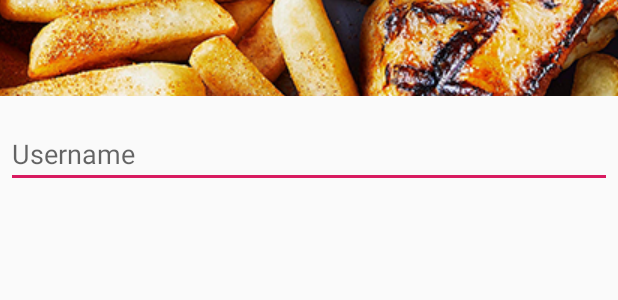
After one commit to HackTheSouth/TrashAndGoApp, an Android app: the layout camera_dialog.xml on its own in the app's theme, with its tools: preview values and no code run, on a phone screen of 412 x 824 dp. The commit adds this screen. Shown: the top 300 px of the screen. Run offline under Robolectric (Android 15) with nearby library versions, the phone set to English and light mode, and no system bars.

```diff
--- a/app/src/main/java/com/hackthesouth2020/Reward.java
+++ b/app/src/main/java/com/hackthesouth2020/Reward.java
@@ -17,4 +17,5 @@ public class Reward extends AppCompatActivity {
     public void backButton(View view){
         startActivity(new Intent(Reward.this, MapsActivity.class));
     }
+
 }
--- /dev/null
+++ b/app/src/main/res/layout/camera_dialog.xml
@@ -0,0 +1,24 @@
+<?xml version="1.0" encoding="utf-8"?>
+<LinearLayout xmlns:android="http://schemas.android.com/apk/res/android"
+    android:orientation="vertical"
+    android:layout_width="wrap_content"
+    android:layout_height="wrap_content">
+    <!-- TODO - Add header image in place of nandos -->
+    <ImageView
+        android:src="@drawable/nandos"
+        android:layout_width="match_parent"
+        android:layout_height="64dp"
+        android:scaleType="center"
+        android:background="#FFFFBB33"
+        android:contentDescription="@string/app_name" />
+    <EditText
+        android:id="@+id/Points"
+        android:inputType="textEmailAddress"
+        android:layout_width="match_parent"
+        android:layout_height="wrap_content"
+        android:layout_marginTop="16dp"
+        android:layout_marginLeft="4dp"
+        android:layout_marginRight="4dp"
+        android:layout_marginBottom="4dp"
+        android:hint="Username" />
+</LinearLayout>
```
Also changed, not shown: app/src/main/java/com/hackthesouth2020/MapsActivity.java (+35 -12 lines), app/src/main/res/layout/activity_reward.xml (+25 -22 lines).
